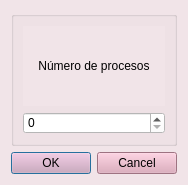
Before: the Qt Designer form ui/numdialog.ui in Diego-Ga-Glez/planificador, drawn with Qt 5.
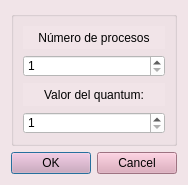
After: the same form once the commit is applied.

Commit message: Se agrego opcion para agregar el valor del quantum (act 10)

What changed in the file:
```diff
--- a/ui/numdialog.ui
+++ b/ui/numdialog.ui
@@ -38,6 +38,32 @@
         <property name="styleSheet">
          <string notr="true">background-color: white;</string>
         </property>
+        <property name="minimum">
+         <number>1</number>
+        </property>
+       </widget>
+      </item>
+      <item>
+       <widget class="QLabel" name="quantum_label">
+        <property name="text">
+         <string>Valor del quantum:</string>
+        </property>
+        <property name="alignment">
+         <set>Qt::AlignCenter</set>
+        </property>
+       </widget>
+      </item>
+      <item>
+       <widget class="QSpinBox" name="quantum_spinBox">
+        <property name="styleSheet">
+         <string notr="true">background-color: white;</string>
+        </property>
+        <property name="minimum">
+         <number>1</number>
+        </property>
+        <property name="maximum">
+         <number>16</number>
+        </property>
        </widget>
       </item>
      </layout>
```
The commit also changes 11 other files.
